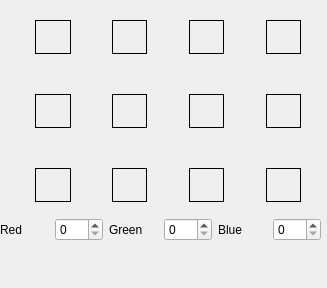
This is I3C_ImageCreator/paintingwindow.ui in pgTech123/I3C_FileCreator as Qt 5 draws it before an edit. The edited form follows.
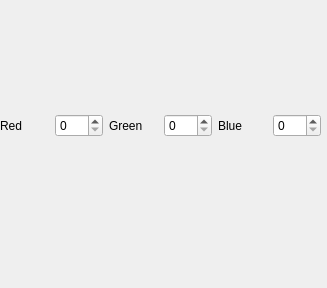
This is the edited form.

Commit message: Painting window first iteration done

Patch:
```diff
--- a/I3C_ImageCreator/paintingwindow.ui
+++ b/I3C_ImageCreator/paintingwindow.ui
@@ -25,359 +25,7 @@
     </property>
     <layout class="QVBoxLayout" name="verticalLayout">
      <item>
-      <layout class="QGridLayout" name="gridLayout" rowstretch="0,0,0,0,0,0" columnstretch="0,0,0,0,0,0,0,0,0">
-       <item row="3" column="0">
-        <spacer name="verticalSpacer">
-         <property name="orientation">
-          <enum>Qt::Vertical</enum>
-         </property>
-         <property name="sizeHint" stdset="0">
-          <size>
-           <width>20</width>
-           <height>40</height>
-          </size>
-         </property>
-        </spacer>
-       </item>
-       <item row="3" column="3">
-        <widget class="QLabel" name="labelColor_6">
-         <property name="frameShape">
-          <enum>QFrame::Box</enum>
-         </property>
-         <property name="text">
-          <string/>
-         </property>
-         <property name="scaledContents">
-          <bool>false</bool>
-         </property>
-        </widget>
-       </item>
-       <item row="0" column="1">
-        <spacer name="horizontalSpacer_2">
-         <property name="orientation">
-          <enum>Qt::Horizontal</enum>
-         </property>
-         <property name="sizeHint" stdset="0">
-          <size>
-           <width>40</width>
-           <height>20</height>
-          </size>
-         </property>
-        </spacer>
-       </item>
-       <item row="0" column="0">
-        <spacer name="horizontalSpacer">
-         <property name="orientation">
-          <enum>Qt::Horizontal</enum>
-         </property>
-         <property name="sizeHint" stdset="0">
-          <size>
-           <width>40</width>
-           <height>20</height>
-          </size>
-         </property>
-        </spacer>
-       </item>
-       <item row="1" column="7">
-        <widget class="QLabel" name="labelColor_4">
-         <property name="frameShape">
-          <enum>QFrame::Box</enum>
-         </property>
-         <property name="text">
-          <string/>
-         </property>
-         <property name="scaledContents">
-          <bool>false</bool>
-         </property>
-        </widget>
-       </item>
-       <item row="1" column="1">
-        <widget class="QLabel" name="labelColor_1">
-         <property name="frameShape">
-          <enum>QFrame::Box</enum>
-         </property>
-         <property name="text">
-          <string/>
-         </property>
-         <property name="scaledContents">
-          <bool>false</bool>
-         </property>
-        </widget>
-       </item>
-       <item row="1" column="5">
-        <widget class="QLabel" name="labelColor_3">
-         <property name="frameShape">
-          <enum>QFrame::Box</enum>
-         </property>
-         <property name="text">
-          <string/>
-         </property>
-         <property name="scaledContents">
-          <bool>false</bool>
-         </property>
-        </widget>
-       </item>
-       <item row="5" column="3">
-        <widget class="QLabel" name="labelColor_10">
-         <property name="frameShape">
-          <enum>QFrame::Box</enum>
-         </property>
-         <property name="text">
-          <string/>
-         </property>
-         <property name="scaledContents">
-          <bool>false</bool>
-         </property>
-        </widget>
-       </item>
-       <item row="2" column="0">
-        <spacer name="verticalSpacer_3">
-         <property name="orientation">
-          <enum>Qt::Vertical</enum>
-         </property>
-         <property name="sizeHint" stdset="0">
-          <size>
-           <width>20</width>
-           <height>40</height>
-          </size>
-         </property>
-        </spacer>
-       </item>
-       <item row="0" column="2">
-        <spacer name="horizontalSpacer_4">
-         <property name="orientation">
-          <enum>Qt::Horizontal</enum>
-         </property>
-         <property name="sizeHint" stdset="0">
-          <size>
-           <width>40</width>
-           <height>20</height>
-          </size>
-         </property>
-        </spacer>
-       </item>
-       <item row="0" column="5">
-        <spacer name="horizontalSpacer_5">
-         <property name="orientation">
-          <enum>Qt::Horizontal</enum>
-         </property>
-         <property name="sizeHint" stdset="0">
-          <size>
-           <width>40</width>
-           <height>20</height>
-          </size>
-         </property>
-        </spacer>
-       </item>
-       <item row="0" column="4">
-        <spacer name="horizontalSpacer_6">
-         <property name="orientation">
-          <enum>Qt::Horizontal</enum>
-         </property>
-         <property name="sizeHint" stdset="0">
-          <size>
-           <width>40</width>
-           <height>20</height>
-          </size>
-         </property>
-        </spacer>
-       </item>
-       <item row="1" column="3">
-        <widget class="QLabel" name="labelColor_2">
-         <property name="frameShape">
-          <enum>QFrame::Box</enum>
-         </property>
-         <property name="text">
-          <string/>
-         </property>
-         <property name="scaledContents">
-          <bool>false</bool>
-         </property>
-        </widget>
-       </item>
-       <item row="1" column="0">
-        <spacer name="verticalSpacer_2">
-         <property name="orientation">
-          <enum>Qt::Vertical</enum>
-         </property>
-         <property name="sizeHint" stdset="0">
-          <size>
-           <width>20</width>
-           <height>40</height>
-          </size>
-         </property>
-        </spacer>
-       </item>
-       <item row="4" column="0">
-        <spacer name="verticalSpacer_5">
-         <property name="orientation">
-          <enum>Qt::Vertical</enum>
-         </property>
-         <property name="sizeHint" stdset="0">
-          <size>
-           <width>20</width>
-           <height>40</height>
-          </size>
-         </property>
-        </spacer>
-       </item>
-       <item row="0" column="3">
-        <spacer name="horizontalSpacer_3">
-         <property name="orientation">
-          <enum>Qt::Horizontal</enum>
-         </property>
-         <property name="sizeHint" stdset="0">
-          <size>
-           <width>40</width>
-           <height>20</height>
-          </size>
-         </property>
-        </spacer>
-       </item>
-       <item row="5" column="0">
-        <spacer name="verticalSpacer_4">
-         <property name="orientation">
-          <enum>Qt::Vertical</enum>
-         </property>
-         <property name="sizeHint" stdset="0">
-          <size>
-           <width>20</width>
-           <height>40</height>
-          </size>
-         </property>
-        </spacer>
-       </item>
-       <item row="3" column="5">
-        <widget class="QLabel" name="labelColor_7">
-         <property name="frameShape">
-          <enum>QFrame::Box</enum>
-         </property>
-         <property name="text">
-          <string/>
-         </property>
-         <property name="scaledContents">
-          <bool>false</bool>
-         </property>
-        </widget>
-       </item>
-       <item row="0" column="6">
-        <spacer name="horizontalSpacer_8">
-         <property name="orientation">
-          <enum>Qt::Horizontal</enum>
-         </property>
-         <property name="sizeHint" stdset="0">
-          <size>
-           <width>40</width>
-           <height>20</height>
-          </size>
-         </property>
-        </spacer>
-       </item>
-       <item row="5" column="5">
-        <widget class="QLabel" name="labelColor_11">
-         <property name="frameShape">
-          <enum>QFrame::Box</enum>
-         </property>
-         <property name="text">
-          <string/>
-         </property>
-         <property name="scaledContents">
-          <bool>false</bool>
-         </property>
-        </widget>
-       </item>
-       <item row="3" column="7">
-        <widget class="QLabel" name="labelColor_8">
-         <property name="frameShape">
-          <enum>QFrame::Box</enum>
-         </property>
-         <property name="text">
-          <string/>
-         </property>
-         <property name="scaledContents">
-          <bool>false</bool>
-         </property>
-        </widget>
-       </item>
-       <item row="5" column="1">
-        <widget class="QLabel" name="labelColor_9">
-         <property name="frameShape">
-          <enum>QFrame::Box</enum>
-         </property>
-         <property name="text">
-          <string/>
-         </property>
-         <property name="scaledContents">
-          <bool>false</bool>
-         </property>
-        </widget>
-       </item>
-       <item row="3" column="1">
-        <widget class="QLabel" name="labelColor_5">
-         <property name="frameShape">
-          <enum>QFrame::Box</enum>
-         </property>
-         <property name="text">
-          <string/>
-         </property>
-         <property name="scaledContents">
-          <bool>false</bool>
-         </property>
-        </widget>
-       </item>
-       <item row="0" column="7">
-        <spacer name="horizontalSpacer_7">
-         <property name="orientation">
-          <enum>Qt::Horizontal</enum>
-         </property>
-         <property name="sizeHint" stdset="0">
-          <size>
-           <width>40</width>
-           <height>20</height>
-          </size>
-         </property>
-        </spacer>
-       </item>
-       <item row="5" column="7">
-        <widget class="QLabel" name="labelColor_12">
-         <property name="frameShape">
-          <enum>QFrame::Box</enum>
-         </property>
-         <property name="text">
-          <string/>
-         </property>
-         <property name="scaledContents">
-          <bool>false</bool>
-         </property>
-        </widget>
-       </item>
-       <item row="3" column="8">
-        <spacer name="verticalSpacer_8">
-         <property name="orientation">
-          <enum>Qt::Vertical</enum>
-         </property>
-         <property name="sizeHint" stdset="0">
-          <size>
-           <width>20</width>
-           <height>40</height>
-          </size>
-         </property>
-        </spacer>
-       </item>
-      </layout>
-     </item>
-     <item>
-      <spacer name="verticalSpacer_6">
-       <property name="orientation">
-        <enum>Qt::Vertical</enum>
-       </property>
-       <property name="sizeHint" stdset="0">
-        <size>
-         <width>20</width>
-         <height>40</height>
-        </size>
-       </property>
-      </spacer>
+      <layout class="QGridLayout" name="gridLayout" rowstretch="0" columnstretch="0"/>
      </item>
      <item>
       <layout class="QHBoxLayout" name="horizontalLayout">
@@ -425,19 +73,6 @@
        </item>
       </layout>
      </item>
-     <item>
-      <spacer name="verticalSpacer_7">
-       <property name="orientation">
-        <enum>Qt::Vertical</enum>
-       </property>
-       <property name="sizeHint" stdset="0">
-        <size>
-         <width>20</width>
-         <height>40</height>
-        </size>
-       </property>
-      </spacer>
-     </item>
     </layout>
    </widget>
   </widget>
```
Left out of the diff: 6 changed lines with no effect on the pictures. The commit also changes 7 other files.
